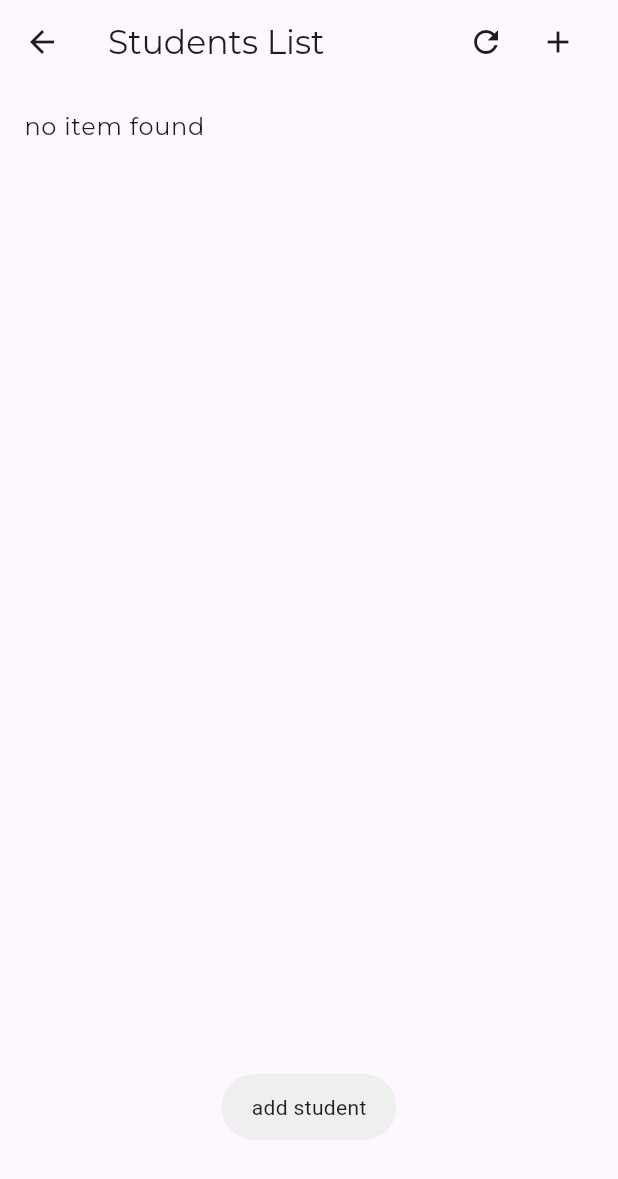
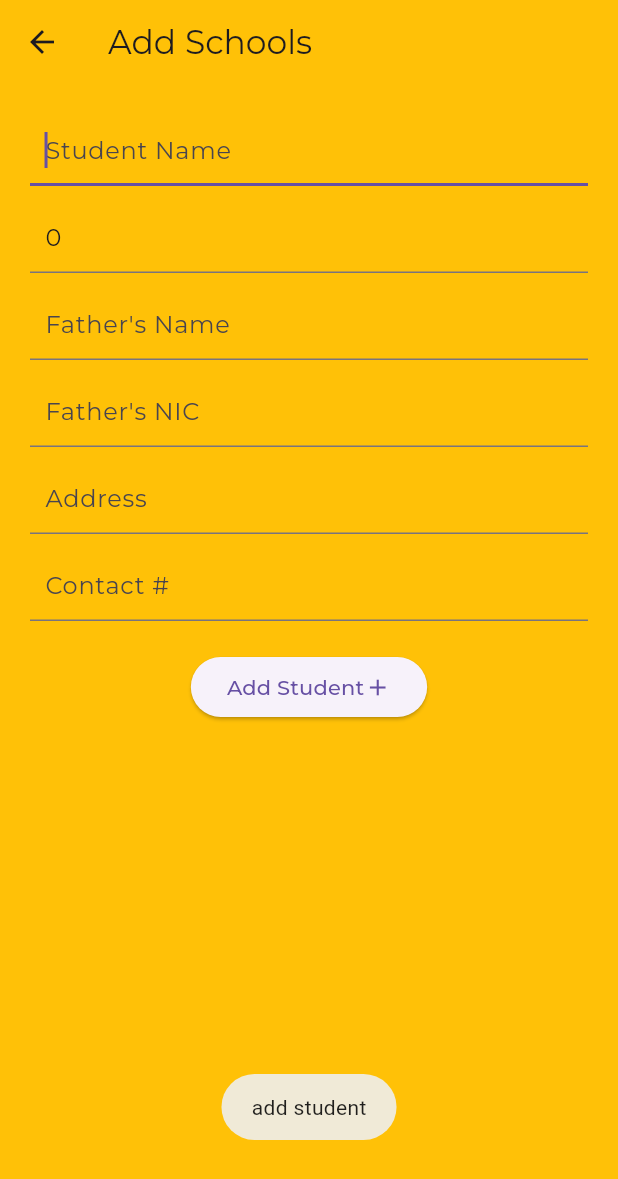
Before and after one commit to sharjeel-droid/smv2, a Flutter app: the AdminStudentsView screen opened directly, after a tap on the "add" icon, on a phone screen of 412 x 824 dp. Shown: the top 1179 px of the screen. Run offline on Flutter 3.47's test engine with Material 3 defaults, Android fonts, the phone set to English and light mode, and no system bars; our stand-ins replace dio, flutter_svg, fluttertoast, get, google_fonts, google_maps_flutter and 4 more; missing offline and left inert: dart:ffi; accounts and stored records are empty; generated files the repository leaves out were written again; network calls fail.

Commit message:
v.0.0.1.2024.05.28.2020 ~ Student add functionality - completed. ~ Now Add driver with routes.

```diff
--- a/lib/bindings/viewBindings.dart
+++ b/lib/bindings/viewBindings.dart
@@ -4,6 +4,7 @@ import 'package:SMV2/ui/admin/schools/adminSchoolViewModel.dart';
 import 'package:SMV2/ui/admin/schools/schoolWizard/addSchoolWizardView.dart';
 import 'package:SMV2/ui/admin/schools/schoolWizard/addSchoolWizardViewModel.dart';
 import 'package:SMV2/ui/admin/students/adminStudentsViewModel.dart';
+import 'package:SMV2/ui/admin/students/studentWizard/studentWizardViewModel.dart';
 import 'package:SMV2/ui/login/loginViewModel.dart';
 import 'package:SMV2/ui/navigationDrawer/navDrawerViewModel.dart';
 import 'package:SMV2/ui/splash/splashViewModel.dart';
@@ -22,6 +23,7 @@ class ViewBindings extends Bindings{
     Get.put<AdminSchoolViewModel>(AdminSchoolViewModel(Get.find<DataCentreRepository>()));//
     Get.put<AddSchoolWizardViewModel>(AddSchoolWizardViewModel(Get.find<DataCentreRepository>()));//
     Get.put<AdminStudentsViewModel>(AdminStudentsViewModel(Get.find<DataCentreRepository>()));//
+    Get.put<StudentWizardViewModel>(StudentWizardViewModel(Get.find<DataCentreRepository>()));//
     Get.put<NavDrawerViewModel>(NavDrawerViewModel());//
   }
 }
--- a/lib/constants/apiConstants.dart
+++ b/lib/constants/apiConstants.dart
@@ -2,7 +2,7 @@ class ApiConst{
 
   static const String _PROTOCOL = 'http://';
   // static const String _SERVER = '154.56.60.109/';//hostinger nevironment
-  static const String _SERVER = '10.0.1.24/';//''127.0.0.1/';//LocalHost
+  static const String _SERVER = '192.168.0.110/';//''127.0.0.1/';//LocalHost
 
   static const String _FOLDER_PATH = 'SmartVanApiV2/api/';//local abic system
   // static const String _FOLDER_PATH = 'smartvan/api/';
@@ -20,6 +20,7 @@ class ApiConst{
   static const String URL_SCHOOL_DETS_FOR_ADMINS = '${_MODULE_DC}getschooldetsforadmin';
   static const String URL_SCHOOL_NEW_FOR_ADMINS = '${_MODULE_DC}m_addschoolforadmin';
   static const String URL_STUDENT_DETS_FOR_ADMINS = '${_MODULE_DC}m_getstudentsforadmin';
+  static const String URL_STUDENT_NEW_FOR_ADMINS = '${_MODULE_DC}m_addstudentforadmin';
 
 
   //Google Maps Related
--- a/lib/constants/navigationConstants.dart
+++ b/lib/constants/navigationConstants.dart
@@ -1,6 +1,7 @@
 import 'dart:developer' as dev;
 
 import 'package:SMV2/ui/admin/schools/schoolWizard/addSchoolWizardView.dart';
+import 'package:SMV2/ui/admin/students/studentWizard/studentWizardView.dart';
 import 'package:SMV2/ui/mapsandplaces/addressPickerView.dart';
 import 'package:SMV2/ui/navigationDrawer/navDrawerView.dart';
 import 'package:SMV2/ui/splash/splashView.dart';
@@ -43,6 +44,9 @@ class navigate{
    }
    toAddressPicker(/*{required context}*/){
      Get.to(_addressPicker().routePage());
+   }
+   toStudentWizard(/*{required context}*/){
+     Get.to(_studentWizard().routePage());
    }
    back(/*{required context}*/){
      Get.back();//to(_schoolWizard().routePage());
@@ -138,6 +142,19 @@ class _addressPicker implements getXNavGetter{
 
 }
 
+class _studentWizard implements getXNavGetter{
+  @override
+  String routeName() {
+    return "/studentWizard";
+  }
+
+  @override
+  Widget routePage() {
+    return StudentWizardView();
+  }
+
+}
+
 abstract class getXNavGetter{
   String routeName();
   Widget routePage();
--- /dev/null
+++ b/lib/domain/models/dc/DCNewStdApiRequestDomainModel.dart
@@ -0,0 +1,28 @@
+import 'package:SMV2/domain/models/auth/login/LoginApiResponseDomainModel.dart';
+import 'package:json_annotation/json_annotation.dart';
+
+part 'DCNewStdApiRequestDomainModel.g.dart';
+
+@JsonSerializable()
+class DCNewStdApiRequestDomainModel{
+  int adminId;
+  String studentName;
+  int schoolId;
+  String fatherName;
+  String fatherNIC;
+  String fatherAddress;
+  String fatherContact;
+
+  DCNewStdApiRequestDomainModel({
+    required this.adminId,
+    required this.studentName,
+    required this.schoolId,
+    required this.fatherName,
+    required this.fatherNIC,
+    required this.fatherAddress,
+    required this.fatherContact
+  });
+
+  factory DCNewStdApiRequestDomainModel.fromJson(Map<String, dynamic> json) => _$DCNewStdApiRequestDomainModelFromJson(json);
+  Map<String, dynamic> toJson() => _$DCNewStdApiRequestDomainModelToJson(this);
+}
--- a/lib/network/apis/dc/DataCentreApi.dart
+++ b/lib/network/apis/dc/DataCentreApi.dart
@@ -1,10 +1,12 @@
 import 'package:SMV2/constants/apiConstants.dart';
 import 'package:SMV2/constants/dataConstants.dart';
 import 'package:SMV2/domain/models/dc/DCNewSchoolApiRequestDomainModel.dart';
+import 'package:SMV2/domain/models/dc/DCNewStdApiRequestDomainModel.dart';
 import 'package:SMV2/network/entities/LoginApiResponseNetworkEntity.dart';
 import 'package:SMV2/network/entities/dc/DCStdDetApiResponseNetworkEntity.dart';
 import 'package:SMV2/network/entities/dc/DCnewSchoolApiResponseNetworkEntity.dart';
 import 'package:SMV2/network/entities/dc/DataCentreApiResponseNetworkEntity.dart';
+import 'package:SMV2/network/entities/dc/DCnewStdApiResponseNetworkEntity.dart';
 import 'package:retrofit/retrofit.dart';
 import 'package:dio/dio.dart';
 
@@ -31,4 +33,9 @@ abstract class DataCentreApi{
       @Query(dataKeys.ADMIN_ID) int admin_id
       );
 
+  @POST(ApiConst.URL_STUDENT_NEW_FOR_ADMINS)
+  Future<HttpResponse<DCnewStdApiResponseNetworkEntity>> studentNewForAdmins(
+      @Body(nullToAbsent: false) DCNewStdApiRequestDomainModel StudentDetails
+      );
+
 }
--- a/lib/network/entities/dc/DCStdDetApiResponseNetworkMapper.dart
+++ b/lib/network/entities/dc/DCStdDetApiResponseNetworkMapper.dart
@@ -1,10 +1,6 @@
-import 'package:SMV2/domain/models/auth/login/LoginApiResponseDomainModel.dart';
-import 'package:SMV2/domain/models/dc/DCStdDetApiResponseDomainModel.dart';
-import 'package:SMV2/domain/models/dc/DataCentreApiResponseDomainModel.dart';
-import 'package:SMV2/network/entities/LoginApiResponseNetworkEntity.dart';
-import 'package:SMV2/network/entities/dc/DataCentreApiResponseNetworkEntity.dart';
 import 'package:SMV2/utils/EntityMapper.dart';
 
+import '../../../domain/models/dc/DCStdDetApiResponseDomainModel.dart';
 import 'DCStdDetApiResponseNetworkEntity.dart';
 
 class DCStdDetApiResponseNetworkMapper implements EntityMapper<DCStdDetApiResponseNetworkEntity, DCStdDetApiResponseDomainModel>{
--- /dev/null
+++ b/lib/network/entities/dc/DCnewStdApiResponseNetworkMapper.dart
@@ -0,0 +1,23 @@
+import 'package:SMV2/domain/models/dc/DCNewStdApiRequestDomainModel.dart';
+import 'package:SMV2/network/entities/dc/DCnewSchoolApiResponseNetworkEntity.dart';
+import 'package:SMV2/network/entities/dc/DCnewStdApiResponseNetworkEntity.dart';
+import 'package:SMV2/utils/EntityMapper.dart';
+
+import '../../../domain/models/dc/DCnewSchoolApiResponseDomainModel.dart';
+import '../../../domain/models/dc/DCnewStdApiResponseDomainModel.dart';
+
+class DCnewStdApiResponseNetworkMapper implements EntityMapper<DCnewStdApiResponseNetworkEntity, DCnewStdApiResponseDomainModel>{
+  @override
+  DCnewStdApiResponseDomainModel mapFromEntity(DCnewStdApiResponseNetworkEntity entity) {
+
+    return DCnewStdApiResponseDomainModel(success: entity.success, message: entity.message);
+  }
+
+  @override
+  DCnewStdApiResponseNetworkEntity mapToEntity(DCnewStdApiResponseDomainModel domain) {
+
+    // return DCnewSchoolApiResponseNetworkEntity(success: domain.success);
+    return DCnewStdApiResponseNetworkEntity(success: domain.success, message: domain.message);
+  }
+
+}
--- a/lib/ui/admin/students/adminStudentsView.dart
+++ b/lib/ui/admin/students/adminStudentsView.dart
@@ -34,7 +34,7 @@ class AdminStudentsView extends StatelessWidget {
 
             IconButton(onPressed: (){
               Fluttertoast.showToast(msg: "add student");
-              // navigate().toSchoolWizard();
+              navigate().toStudentWizard();
             }, icon: Icon(Icons.add))
           ],
         ),
--- a/lib/ui/admin/students/adminStudentsViewModel.dart
+++ b/lib/ui/admin/students/adminStudentsViewModel.dart
@@ -1,12 +1,12 @@
 import 'package:SMV2/constants/apiConstants.dart';
-import 'package:SMV2/domain/models/dc/DCStdDetApiResponseDomainModel.dart';
-import 'package:SMV2/domain/models/dc/DataCentreApiResponseDomainModel.dart';
 import 'package:SMV2/repositories/DataCentreRepository.dart';
 import 'package:SMV2/utils/AppSession.dart';
 import 'package:flutter/material.dart';
 import 'package:fluttertoast/fluttertoast.dart';
 import 'package:get/get.dart';
 import 'dart:developer' as dev;
+
+import '../../../domain/models/dc/DCStdDetApiResponseDomainModel.dart';
 
 
 class AdminStudentsViewModel extends GetxController{
--- /dev/null
+++ b/lib/ui/admin/students/studentWizard/studentWizardView.dart
@@ -0,0 +1,173 @@
+import 'package:SMV2/constants/apiConstants.dart';
+import 'package:SMV2/constants/navigationConstants.dart';
+import 'package:SMV2/constants/uiConstants.dart';
+import 'package:SMV2/ui/admin/schools/adminSchoolViewModel.dart';
+import 'package:SMV2/ui/admin/schools/schoolWizard/addSchoolWizardViewModel.dart';
+import 'package:SMV2/ui/admin/students/studentWizard/studentWizardViewModel.dart';
+import 'package:flutter/material.dart';
+import 'package:fluttertoast/fluttertoast.dart';
+import 'package:get/get.dart';
+import 'package:google_places_flutter/google_places_flutter.dart';
+import 'package:google_places_flutter/model/prediction.dart';
+
+class StudentWizardView extends StatelessWidget {
+  StudentWizardView({Key? key}) : super(key: key);
+
+  final StudentWizardViewModel _viewModel = Get.find<StudentWizardViewModel>();
+
+
+
+
+
+
+  @override
+  Widget build(BuildContext context) {
+  // _viewModel.getSchools();
+
+    return Scaffold(
+      backgroundColor: Colors.amber,
+      appBar: AppBar(
+        backgroundColor: Colors.amber,
+        title: const Text('Add Schools'),
+      ),
+      body:
+      // Text("add school here ....")
+      Form(
+        key: _viewModel.addStudentFormKey(),
+        child:
+        SingleChildScrollView( // Allow scrolling if content overflows
+          padding: EdgeInsets.all(20.0),
+          child: Column(
+            children: [
+              defaults.widget.inputTexts.floatingLabeled(key:"",
+                  initialValue:_viewModel.studentName.value,
+                  hint: "Student Name",
+                  onError: (value)=> (value==null||value.isEmpty) ? 'Student Name cannot be empty' : null,
+                  onSaved: (value)=> {
+                    _viewModel.handleStudentNameChanges(value)
+                  }
+              ),
+
+              SizedBox(height: 10.0), // Add spacing between fields
+              // defaults.widget.clickables.buttons.def(labelText: "School address", onPressed: (){
+              //   // Fluttertoast.showToast(msg: "show address picker");
+              //   navigate().toAddressPicker();
+              // }),
+              // _PlacePickerDialog(),
+              defaults.widget.inputTexts.floatingLabeled(key:"",
+                  initialValue:_viewModel.schoolSelected.value.toString(),
+                  hint: "School Selected",
+                  onError: (value)=> (value==null||value.isEmpty) ? 'School Selected cannot be empty' : null,
+                  onSaved: (value)=> {
+                    _viewModel.handleSchoolSelectedChanges(0)
+                  }
+              ),
+              SizedBox(height: 10.0),
+              defaults.widget.inputTexts.floatingLabeled(key:"fatherName",
+                  initialValue:_viewModel.fatherName.value,
+                  hint: "Father's Name",
+                  onError: (value)=> (value==null||value.isEmpty) ? 'Father Name Contact cannot be empty' : null,
+                  onSaved: (value)=> {
+                    _viewModel.handleFatherNameChanges(value)
+                  }
+              ),
+              SizedBox(height: 10.0),
+              defaults.widget.inputTexts.floatingLabeled(key:"fatherNIC",
+                  initialValue:_viewModel.fatherNIC.value,
+                  hint: "Father's NIC",
+                  onError: (value)=> (value==null||value.isEmpty) ? 'Father NIC cannot be empty' : null,
+                  onSaved: (value)=> {
+                    _viewModel.handleFatherNICChanges(value)
+                  }
+              ),
+              SizedBox(height: 10.0),
+              defaults.widget.inputTexts.floatingLabeled(key:"fatherAddr",
+                  initialValue:_viewModel.fatherAddress.value,
+                  hint: "Address",
+                  onError: (value)=> (value==null||value.isEmpty) ? 'Address cannot be empty' : null,
+                  onSaved: (value)=> {
+                    _viewModel.handleFatherAddressChanges(value)
+                  }
+              ),
+              SizedBox(height: 10.0),
+              defaults.widget.inputTexts.floatingLabeled(key:"contact",
+                  initialValue:_viewModel.fatherContact.value,
+                  hint: "Contact #",
+                  onError: (value)=> (value==null||value.isEmpty) ? 'Contact cannot be empty' : null,
+                  onSaved: (value)=> {
+                    _viewModel.handleFatherContactChanges(value)
+                  }
+              ),
+              SizedBox(height: 20.0), // Add spacing after fields
+              ElevatedButton(
+                onPressed: (){
+                  _viewModel.checkSubmission();
+                }, // Handle form submission
+                child: Row(mainAxisSize: MainAxisSize.min,
+
+                  children: [
+                    Text('Add Student'),
+                    Icon(Icons.add)
+                  ],
+                ),
+              ),
+            ],
+          ),
+        ),
+      ),
+    );
+
+
+    // return Center(
+    //   child: Text("admin schools"),
+    //   // drawer: const BaseNavigationDrawer(),
+    //   // appBar: AppBar(title: const Text("Dash")),
+    //
+    // );
+  }
+
+  _PlacePickerDialog(){
+    final controller = TextEditingController();
+    return GooglePlaceAutoCompleteTextField(
+        textEditingController: controller,
+        googleAPIKey: ApiConst.GOOGLE_API_KEY,//"YOUR_GOOGLE_API_KEY",
+        inputDecoration: InputDecoration(),
+        debounceTime: 800, // default 600 ms,
+        countries: ["in","fr"],// optional by default null is set
+        isLatLngRequired:true,// if you required coordinates from place detail
+        getPlaceDetailWithLatLng: (Prediction prediction) {
+          // this method will return latlng with place detail
+          print("placeDetails" + prediction.lng.toString());
+        }, // this callback is called when isLatLngRequired is true
+        itemClick: (Prediction prediction) {
+          controller.text=prediction.description!;
+          controller.selection = TextSelection.fromPosition(TextPosition(offset: prediction.description!.length));
+        },
+        // if we want to make custom list item builder
+        itemBuilder: (context, index, Prediction prediction) {
+      return Container(
+        padding: EdgeInsets.all(10),
+        child: Row(
+          children: [
+            Icon(Icons.location_on),
+            SizedBox(
+              width: 7,
+            ),
+            Expanded(child: Text("${prediction.description??""}"))
+          ],
+        ),
+      );
+    },
+    // if you want to add seperator between list items
+    seperatedBuilder: Divider(),
+    // want to show close icon
+    isCrossBtnShown: true,
+    // optional container padding
+    containerHorizontalPadding: 10,
+
+
+
+
+    );
+  }
+}
```
Also changed, not shown: lib/bindings/repositoryBindings.dart (+7 -5 lines), lib/domain/models/dc/DCnewStdApiResponseDomainModel.dart (added, +14 -0 lines), lib/network/entities/dc/DCnewSchoolApiResponseNetworkMapper.dart (+2 -12 lines), lib/network/entities/dc/DCnewStdApiResponseNetworkEntity.dart (added, +14 -0 lines), lib/repositories/DataCentreRepository.dart (+82 -4 lines), lib/ui/admin/students/studentWizard/studentWizardViewModel.dart (added, +190 -0 lines), lib/domain/models/dc/DCNewStdApiRequestDomainModel.g.dart (added), lib/domain/models/dc/DCnewStdApiResponseDomainModel.g.dart (added), lib/network/apis/AuthApi.g.dart, lib/network/apis/dc/DataCentreApi.g.dart, lib/network/entities/dc/DCnewStdApiResponseNetworkEntity.g.dart (added).
